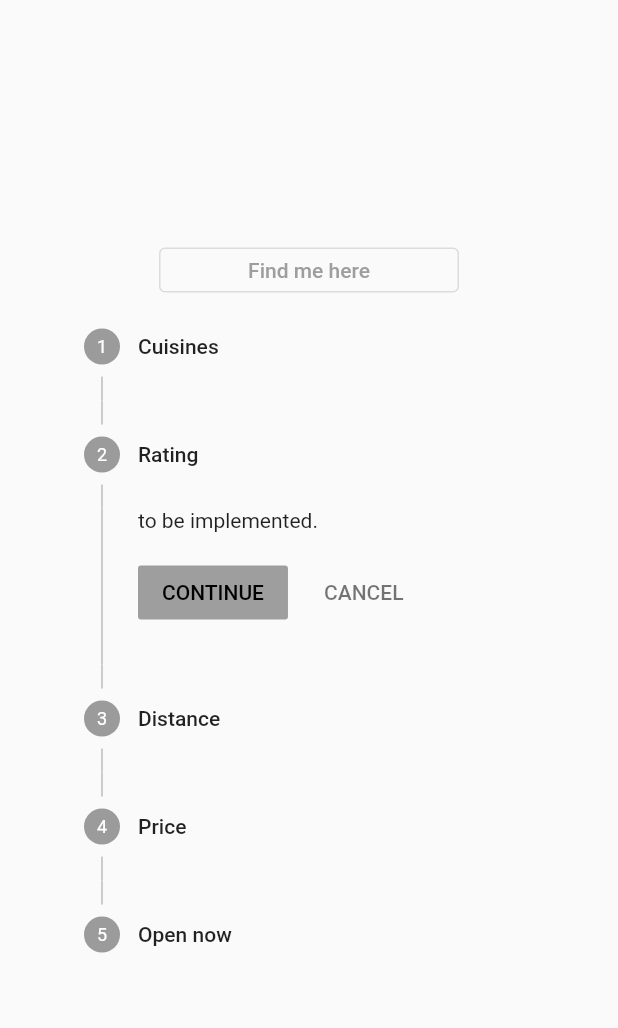
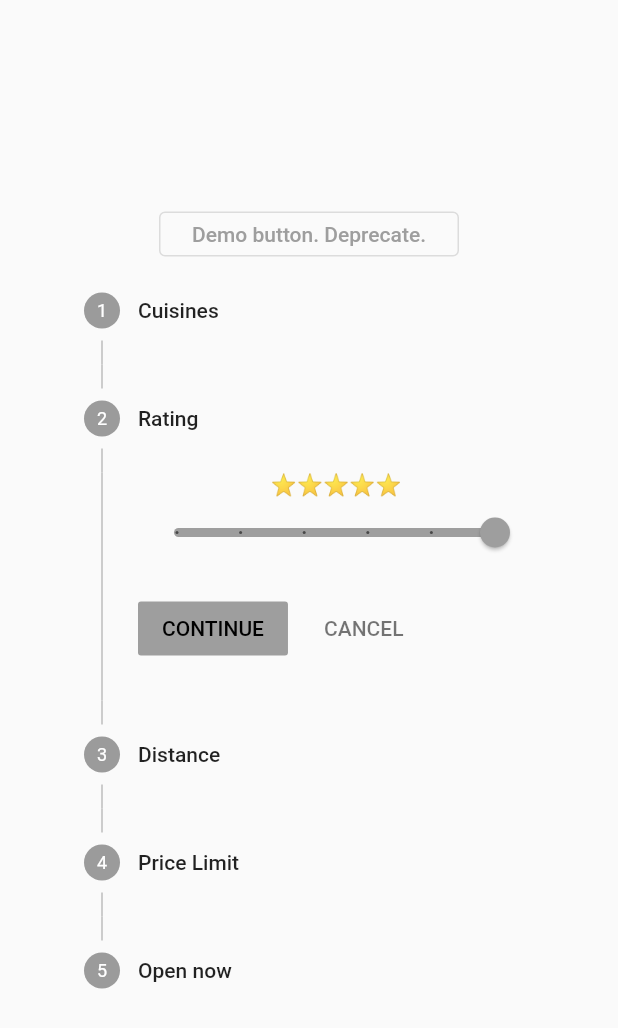
Before and after one commit to guava-food/guava-front, a Flutter app: the StepperPage screen opened by its route, after a tap on "CONTINUE", on a phone screen of 412 x 824 dp. Shown: the top 1028 px of the screen. Run offline on Flutter 3.47's test engine with Material 2 defaults, Android fonts, the phone set to English and light mode, and no system bars; our stand-ins replace flutter_tindercard, geocoding, geolocator; missing offline and left inert: dart:ffi; network calls fail.

Commit message:
added additional functionality
added features like choosing ratings distance etc

Co-Authored-By: jcpalacios1056 <71674659+jcpalacios1056@users.noreply.github.com>

```diff
--- a/lib/stepper.dart
+++ b/lib/stepper.dart
@@ -19,9 +19,45 @@ class _StepperPageState extends State<StepperPage> {
     setState(() {});
   }
 
+  String _returnDollars() {
+    String s = "";
+    String dollar = "\$";
+    if (_currentPriceValue == 0) {
+      return "No preference";
+    }
+    for (var i = 0; i < _currentPriceValue; i++) {
+      s = s + dollar;
+    }
+    return s;
+  }
+
+  String _returnStars() {
+    String s = "";
+    String star = "⭐";
+    if (_currentRateValue == 0) {
+      return "No preference";
+    }
+    for (var i = 0; i < _currentRateValue; i++) {
+      s = s + star;
+    }
+    return s;
+  }
+
+  String _returnDistance() {
+    if (_currentDistValue == 0) {
+      return "No preference";
+    } else {
+      return _currentDistValue.round().toString() + " miles";
+    }
+  }
+
   String cuisineValue = "Any Cuisine";
-  double priceValue = 1;
+  double _currentPriceValue = 2;
+  double _currentDistValue = 1;
+  double _currentRateValue = 5;
+  bool _openNowValue = false;
   int _index = 0;
+
   @override
   Widget build(BuildContext context) {
     return Scaffold(
@@ -38,10 +74,11 @@ class _StepperPageState extends State<StepperPage> {
                 onPressed: () {
                   Navigator.pushNamed(context, '/explore');
                 },
-                child: const Text('Find me here'),
+                child: const Text('Demo button. Deprecate.'),
               ),
             ),
             Stepper(
+                physics: const NeverScrollableScrollPhysics(),
                 currentStep: _index,
                 onStepCancel: () {
                   if (_index > 0) {
@@ -118,26 +155,62 @@ class _StepperPageState extends State<StepperPage> {
                     title: const Text('Rating'),
                     content: Container(
                         alignment: Alignment.centerLeft,
-                        child: const Text('to be implemented.')),
+                        child: Column(
+                          children: [
+                            Text(_returnStars()),
+                            Slider(
+                              value: _currentRateValue,
+                              min: 0,
+                              max: 5,
+                              divisions: 5,
+                              onChanged: (double value) {
+                                setState(() {
+                                  _currentRateValue = value;
+                                });
+                              },
+                            ),
+                          ],
+                        )),
                   ),
                   Step(
                     title: const Text('Distance'),
                     content: Container(
                         alignment: Alignment.centerLeft,
-                        child: const Text('to be implemented.')),
+                        child: Column(
+                          children: [
+                            Text(_returnDistance()),
+                            Slider(
+                              value: _currentDistValue,
+                              min: 0,
+                              max: 25,
+                              onChanged: (double value) {
+                                setState(() {
+                                  _currentDistValue = value;
+                                });
+                              },
+                            ),
+                          ],
+                        )),
                   ),
                   Step(
-                    title: const Text('Price'),
+                    title: const Text('Price Limit'),
                     content: Container(
                         alignment: Alignment.centerLeft,
                         child: Column(
                           children: [
+                            Text(_returnDollars()),
                             Slider(
-                                divisions: 5,
-                                value: priceValue,
-                                onChanged: (double value) {
-                                  priceValue = value;
-                                })
+                              value: _currentPriceValue,
+                              min: 0,
+                              max: 4,
+                              divisions: 4,
+                              label: _returnDollars(),
+                              onChanged: (double value) {
+                                setState(() {
+                                  _currentPriceValue = value;
+                                });
+                              },
+                            ),
                           ],
                         )),
                   ),
@@ -145,7 +218,16 @@ class _StepperPageState extends State<StepperPage> {
                     title: const Text('Open now'),
                     content: Container(
                         alignment: Alignment.centerLeft,
-                        child: const Text('to be implemented.')),
+                        child: SwitchListTile(
+                          title: const Text('Open now'),
+                          value: _openNowValue,
+                          onChanged: (bool value) {
+                            setState(() {
+                              _openNowValue = value;
+                            });
+                          },
+                          secondary: const Icon(Icons.lock_clock),
+                        )),
                   ),
                 ])
           ],
```
